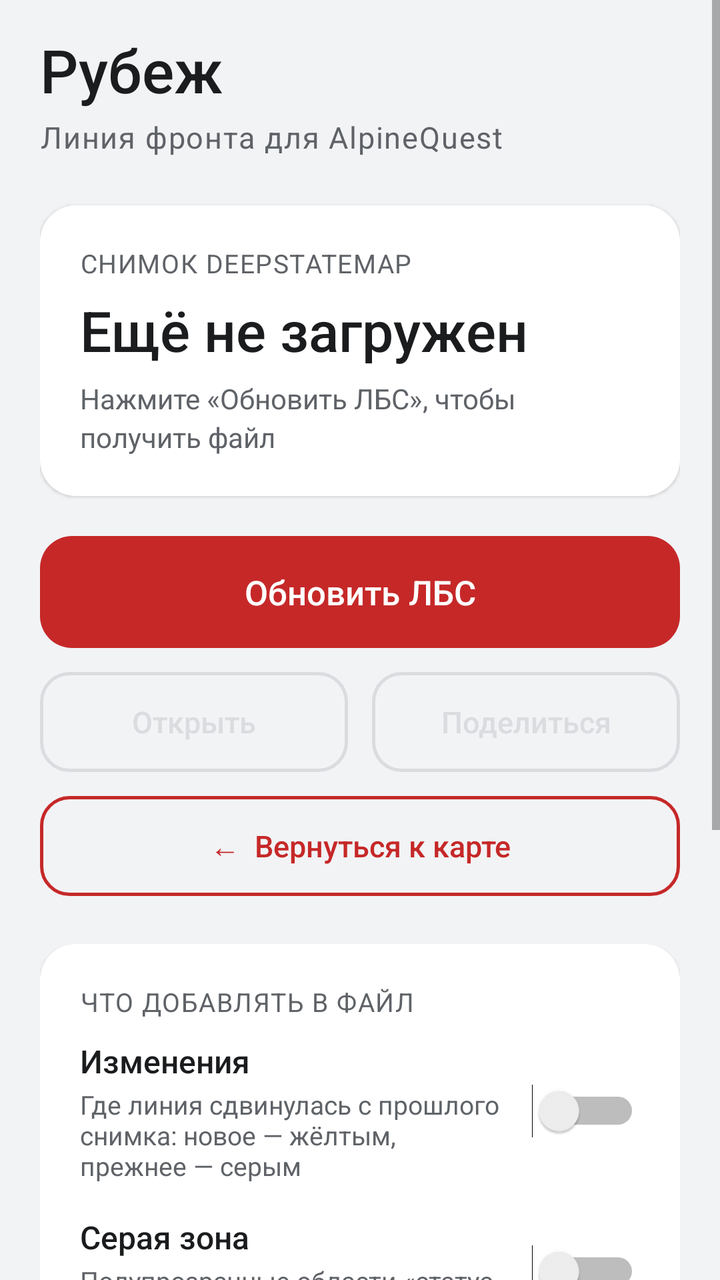
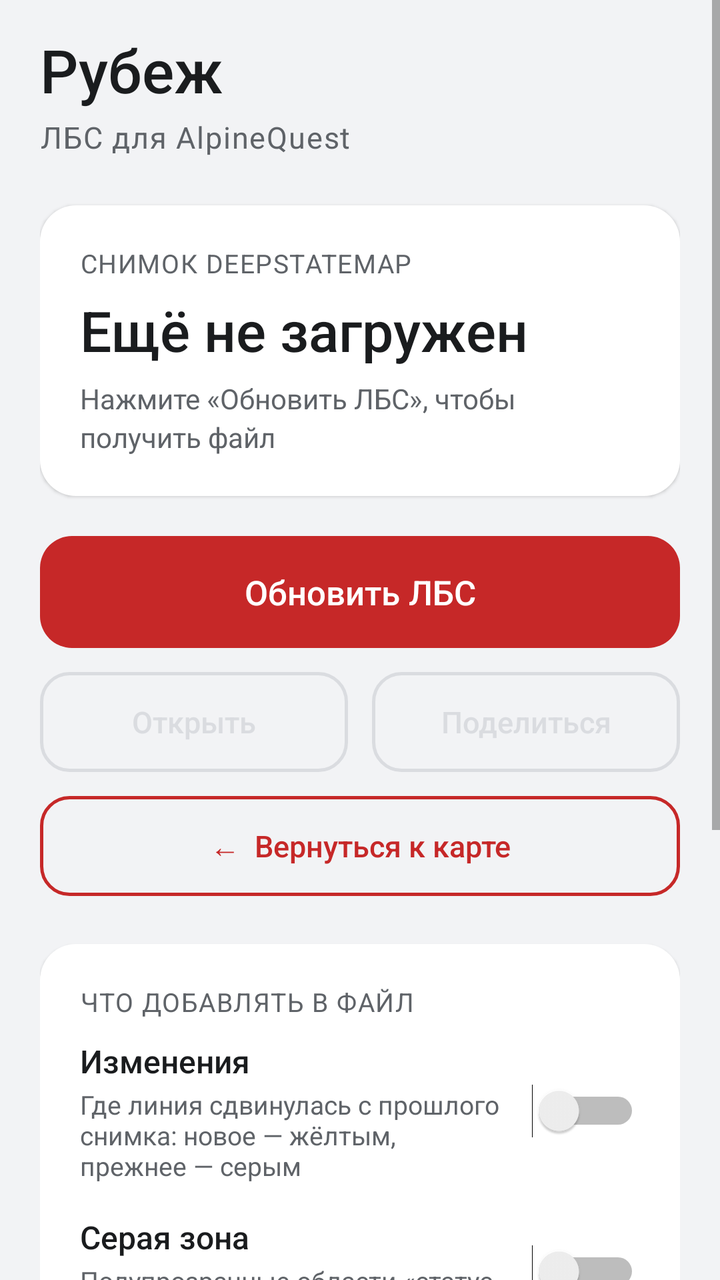

Compare the two renders of this Android layout. The source of the first and the diff that turns it into the second are given below.
<!-- AndroidManifest.xml: application theme AppTheme -->
<!-- res/layout/activity_main.xml -->
<?xml version="1.0" encoding="utf-8"?>
<FrameLayout xmlns:android="http://schemas.android.com/apk/res/android"
    android:id="@+id/root"
    android:layout_width="match_parent"
    android:layout_height="match_parent"
    android:background="@color/bg">

    
    <WebView
        android:id="@+id/web"
        android:layout_width="1dp"
        android:layout_height="1dp"
        android:visibility="invisible" />

    <ScrollView
        android:layout_width="match_parent"
        android:layout_height="match_parent"
        android:clipToPadding="false"
        android:fillViewport="true">

        <LinearLayout
            android:layout_width="match_parent"
            android:layout_height="wrap_content"
            android:orientation="vertical"
            android:paddingStart="20dp"
            android:paddingTop="16dp"
            android:paddingEnd="20dp"
            android:paddingBottom="20dp">

            
            <LinearLayout
                android:layout_width="match_parent"
                android:layout_height="wrap_content"
                android:gravity="bottom"
                android:orientation="horizontal">

                <TextView
                    android:layout_width="0dp"
                    android:layout_height="wrap_content"
                    android:layout_weight="1"
                    android:fontFamily="sans-serif-medium"
                    android:text="Рубеж"
                    android:textColor="@color/text"
                    android:textSize="30sp" />

                <TextView
                    android:id="@+id/version"
                    style="@style/Caption"
                    android:layout_width="wrap_content"
                    android:layout_height="wrap_content"
                    android:layout_marginBottom="6dp" />
            </LinearLayout>

            <TextView
                style="@style/Caption"
                android:layout_width="match_parent"
                android:layout_height="wrap_content"
                android:layout_marginTop="2dp"
                android:text="Линия фронта для AlpineQuest"
                android:textSize="15sp" />

            
            <LinearLayout
                style="@style/Card"
                android:layout_marginTop="24dp">

                <TextView
                    style="@style/Caption"
                    android:layout_width="wrap_content"
                    android:layout_height="wrap_content"
                    android:text="СНИМОК DEEPSTATEMAP" />

                <TextView
                    android:id="@+id/tvDate"
                    android:layout_width="match_parent"
                    android:layout_height="wrap_content"
                    android:layout_marginTop="6dp"
                    android:fontFamily="sans-serif-medium"
                    android:text="Ещё не загружен"
                    android:textColor="@color/text"
                    android:textSize="28sp" />

                <TextView
                    android:id="@+id/tvInfo"
                    android:layout_width="match_parent"
                    android:layout_height="wrap_content"
                    android:layout_marginTop="6dp"
                    android:lineSpacingExtra="3dp"
                    android:text="Нажмите «Обновить ЛБС», чтобы получить файл"
                    android:textColor="@color/text2"
                    android:textSize="14sp" />

                <LinearLayout
                    android:id="@+id/stateRow"
                    android:layout_width="match_parent"
                    android:layout_height="wrap_content"
                    android:layout_marginTop="14dp"
                    android:gravity="center_vertical"
                    android:orientation="horizontal"
                    android:visibility="gone">

                    <ProgressBar
                        android:id="@+id/progress"
                        style="?android:attr/progressBarStyleSmall"
                        android:layout_width="20dp"
                        android:layout_height="20dp"
                        android:layout_marginEnd="10dp"
                        android:indeterminateTint="@color/accent" />

                    <TextView
                        android:id="@+id/tvState"
                        android:layout_width="0dp"
                        android:layout_height="wrap_content"
                        android:layout_weight="1"
                        android:textColor="@color/text"
                        android:textIsSelectable="true"
                        android:textSize="14sp" />
                </LinearLayout>
            </LinearLayout>

            <Button
                android:id="@+id/btnUpdate"
                style="@style/BtnPrimary"
                android:layout_marginTop="20dp"
                android:text="Обновить ЛБС" />

            <LinearLayout
                android:layout_width="match_parent"
                android:layout_height="wrap_content"
                android:layout_marginTop="12dp"
                android:orientation="horizontal">

                <Button
                    android:id="@+id/btnOpen"
                    style="@style/BtnSecondary"
                    android:layout_width="0dp"
                    android:layout_marginEnd="6dp"
                    android:layout_weight="1"
                    android:enabled="false"
                    android:text="Открыть" />

                <Button
                    android:id="@+id/btnShare"
                    style="@style/BtnSecondary"
                    android:layout_width="0dp"
                    android:layout_marginStart="6dp"
                    android:layout_weight="1"
                    android:enabled="false"
                    android:text="Поделиться" />
            </LinearLayout>

            <Button
                android:id="@+id/btnMap"
                style="@style/BtnSecondary"
                android:layout_marginTop="12dp"
                android:text="←  Вернуться к карте" />

            
            <LinearLayout
                style="@style/Card"
                android:layout_marginTop="24dp"
                android:paddingTop="16dp"
                android:paddingBottom="16dp">

                <TextView
                    style="@style/Caption"
                    android:layout_width="wrap_content"
                    android:layout_height="wrap_content"
                    android:text="ЧТО ДОБАВЛЯТЬ В ФАЙЛ" />

                <LinearLayout
                    android:layout_width="match_parent"
                    android:layout_height="wrap_content"
                    android:layout_marginTop="10dp"
                    android:gravity="center_vertical"
                    android:orientation="horizontal">

                    <LinearLayout
                        android:layout_width="0dp"
                        android:layout_height="wrap_content"
                        android:layout_weight="1"
                        android:orientation="vertical">

                        <TextView
                            android:layout_width="wrap_content"
                            android:layout_height="wrap_content"
                            android:fontFamily="sans-serif-medium"
                            android:text="Изменения"
                            android:textColor="@color/text"
                            android:textSize="16sp" />

                        <TextView
                            android:layout_width="wrap_content"
                            android:layout_height="wrap_content"
                            android:layout_marginTop="2dp"
                            android:text="Где линия сдвинулась с прошлого снимка: новое — жёлтым, прежнее — серым"
                            android:textColor="@color/text2"
                            android:textSize="13sp" />
                    </LinearLayout>

                    <Switch
                        android:id="@+id/optDiff"
                        android:layout_width="wrap_content"
                        android:layout_height="wrap_content"
                        android:layout_marginStart="12dp" />
                </LinearLayout>

                <LinearLayout
                    android:layout_width="match_parent"
                    android:layout_height="wrap_content"
                    android:layout_marginTop="16dp"
                    android:gravity="center_vertical"
                    android:orientation="horizontal">

                    <LinearLayout
                        android:layout_width="0dp"
                        android:layout_height="wrap_content"
                        android:layout_weight="1"
                        android:orientation="vertical">

                        <TextView
                            android:layout_width="wrap_content"
                            android:layout_height="wrap_content"
                            android:fontFamily="sans-serif-medium"
                            android:text="Серая зона"
                            android:textColor="@color/text"
                            android:textSize="16sp" />

                        <TextView
                            android:layout_width="wrap_content"
                            android:layout_height="wrap_content"
                            android:layout_marginTop="2dp"
                            android:text="Полупрозрачные области «статус неизвестен»"
                            android:textColor="@color/text2"
                            android:textSize="13sp" />
                    </LinearLayout>

                    <Switch
                        android:id="@+id/optGray"
                        android:layout_width="wrap_content"
                        android:layout_height="wrap_content"
                        android:layout_marginStart="12dp" />
                </LinearLayout>
            </LinearLayout>

            
            <LinearLayout
                style="@style/Card"
                android:layout_marginTop="12dp"
                android:gravity="center_vertical"
                android:orientation="horizontal"
                android:paddingTop="16dp"
                android:paddingBottom="16dp">

                <LinearLayout
                    android:layout_width="0dp"
                    android:layout_height="wrap_content"
                    android:layout_weight="1"
                    android:orientation="vertical">

                    <TextView
                        android:layout_width="wrap_content"
                        android:layout_height="wrap_content"
                        android:fontFamily="sans-serif-medium"
                        android:text="Автопроверка"
                        android:textColor="@color/text"
                        android:textSize="16sp" />

                    <TextView
                        android:layout_width="wrap_content"
                        android:layout_height="wrap_content"
                        android:layout_marginTop="2dp"
                        android:text="Каждые 12 часов. Уведомление, когда появится новый снимок"
                        android:textColor="@color/text2"
                        android:textSize="13sp" />
                </LinearLayout>

                <Switch
                    android:id="@+id/autoCheck"
                    android:layout_width="wrap_content"
                    android:layout_height="wrap_content"
                    android:layout_marginStart="12dp" />
            </LinearLayout>

            <View
                android:layout_width="match_parent"
                android:layout_height="0dp"
                android:layout_weight="1"
                android:minHeight="24dp" />

            
            <LinearLayout
                style="@style/Card"
                android:layout_marginTop="24dp"
                android:gravity="center_vertical"
                android:orientation="horizontal"
                android:paddingTop="14dp"
                android:paddingBottom="14dp">

                <TextView
                    android:layout_width="52dp"
                    android:layout_height="52dp"
                    android:background="@drawable/bg_circle"
                    android:fontFamily="sans-serif-medium"
                    android:gravity="center"
                    android:text="T"
                    android:textColor="#FFFFFF"
                    android:textSize="22sp" />

                <LinearLayout
                    android:layout_width="0dp"
                    android:layout_height="wrap_content"
                    android:layout_marginStart="14dp"
                    android:layout_weight="1"
                    android:orientation="vertical">

                    <TextView
                        style="@style/Caption"
                        android:layout_width="wrap_content"
                        android:layout_height="wrap_content"
                        android:text="РАЗРАБОТЧИК" />

                    <TextView
                        android:layout_width="wrap_content"
                        android:layout_height="wrap_content"
                        android:layout_marginTop="2dp"
                        android:fontFamily="sans-serif-medium"
                        android:text="TRO9II"
                        android:textColor="@color/text"
                        android:textSize="17sp" />
                </LinearLayout>
            </LinearLayout>

            <TextView
                style="@style/Caption"
                android:layout_width="match_parent"
                android:layout_height="wrap_content"
                android:layout_marginTop="16dp"
                android:gravity="center"
                android:text="Файл сохраняется в «Загрузки»" />
        </LinearLayout>
    </ScrollView>
</FrameLayout>
<!-- resources referenced by this layout -->
<resources>
  <color name="accent">#C62828</color>
  <color name="bg">#F2F3F5</color>
  <color name="text">#1A1C1E</color>
  <color name="text2">#5F6368</color>
  <!-- drawable bg_circle (drawable) -->
  <?xml version="1.0" encoding="utf-8"?>
  <shape xmlns:android="http://schemas.android.com/apk/res/android" android:shape="oval">
      <solid android:color="@color/accent" />
  </shape>
  <style name="BtnPrimary" parent="BtnBase">
          <item name="android:background">@drawable/bg_primary</item>
          <item name="android:textColor">#FFFFFF</item>
      </style>
  <style name="BtnSecondary" parent="BtnBase">
          <item name="android:background">@drawable/bg_secondary</item>
          <item name="android:textColor">@color/secondary_text</item>
          <item name="android:minHeight">50dp</item>
          <item name="android:textSize">15sp</item>
      </style>
  <style name="Caption">
          <item name="android:textSize">13sp</item>
          <item name="android:textColor">@color/text2</item>
          <item name="android:letterSpacing">0.04</item>
      </style>
  <style name="Card">
          <item name="android:layout_width">match_parent</item>
          <item name="android:layout_height">wrap_content</item>
          <item name="android:orientation">vertical</item>
          <item name="android:background">@drawable/bg_card</item>
          <item name="android:padding">20dp</item>
          <item name="android:elevation">1dp</item>
      </style>
  <style name="AppTheme" parent="android:Theme.Material.Light.NoActionBar">
          <item name="android:colorAccent">@color/accent</item>
          <item name="android:colorPrimary">@color/accent</item>
          <item name="android:windowBackground">@color/bg</item>
          <item name="android:statusBarColor">@color/bg</item>
          <item name="android:navigationBarColor">@color/bg</item>
          <item name="android:windowLightStatusBar">true</item>
          <item name="android:windowLightNavigationBar">true</item>
      </style>
  <style name="BtnBase">
          <item name="android:layout_width">match_parent</item>
          <item name="android:layout_height">wrap_content</item>
          <item name="android:minHeight">56dp</item>
          <item name="android:textSize">17sp</item>
          <item name="android:textAllCaps">false</item>
          <item name="android:stateListAnimator">@null</item>
          <item name="android:fontFamily">sans-serif-medium</item>
      </style>
  <!-- drawable bg_primary (drawable) -->
  <?xml version="1.0" encoding="utf-8"?>
  <ripple xmlns:android="http://schemas.android.com/apk/res/android" android:color="#40FFFFFF">
      <item>
          <selector>
              <item android:state_enabled="false">
                  <shape android:shape="rectangle">
                      <solid android:color="@color/accent_disabled" />
                      <corners android:radius="16dp" />
                  </shape>
              </item>
              <item>
                  <shape android:shape="rectangle">
                      <solid android:color="@color/accent" />
                      <corners android:radius="16dp" />
                  </shape>
              </item>
          </selector>
      </item>
  </ripple>
  <!-- drawable bg_card (drawable) -->
  <?xml version="1.0" encoding="utf-8"?>
  <shape xmlns:android="http://schemas.android.com/apk/res/android" android:shape="rectangle">
      <solid android:color="@color/card" />
      <corners android:radius="18dp" />
  </shape>
  <color name="accent_disabled">#E8A9A9</color>
  <color name="divider">#DADCE0</color>
  <color name="card">#FFFFFF</color>
  <!-- unchanged entries left out for length: 1 -->
</resources>

<!-- the commit's change to res/layout/activity_main.xml (unified diff, before → after) -->
@@ -56,7 +56,7 @@
                 android:layout_width="match_parent"
                 android:layout_height="wrap_content"
                 android:layout_marginTop="2dp"
-                android:text="Линия фронта для AlpineQuest"
+                android:text="ЛБС для AlpineQuest"
                 android:textSize="15sp" />
 
             
